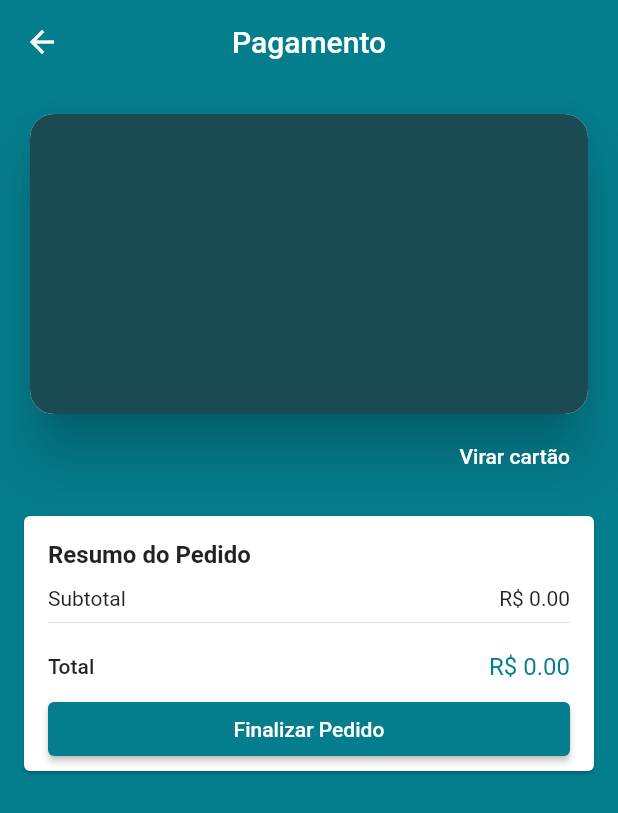
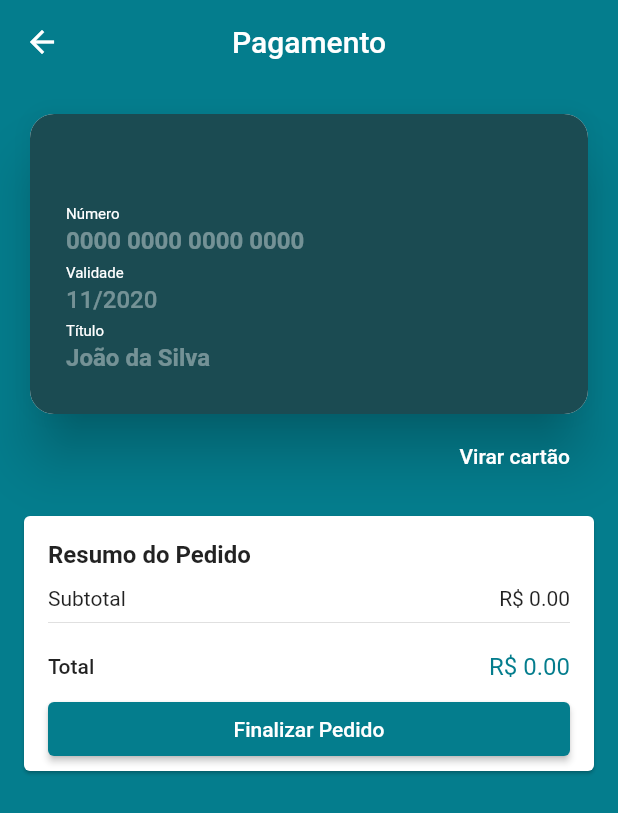
Before and after one commit to ed2aplicativos/game-store, a Flutter app: the CheckoutScreen screen opened by its route, on a phone screen of 412 x 824 dp. Shown: the top 813 px of the screen. Run offline on Flutter 3.47's test engine with Material 2 defaults, Android fonts, the phone set to English and light mode, and no system bars; drawn by our look-alikes of flip_card; our stand-ins replace brasil_fields, carousel_pro, cloud_firestore, dio, firebase_auth, firebase_storage and 8 more; missing offline and left inert: alphabet_list_scroll_view, flutter_facebook_login, map_launcher; accounts and stored records are empty.

Commit message:
Criando a Frente do Cartão

```diff
--- a/lib/screens/checkout/components/card_front.dart
+++ b/lib/screens/checkout/components/card_front.dart
@@ -1,4 +1,5 @@
 import 'package:flutter/material.dart';
+import 'package:new_game_store/screens/checkout/components/card_text_field.dart';
 
 class CardFront extends StatelessWidget {
   @override
@@ -10,6 +11,35 @@ class CardFront extends StatelessWidget {
       child: Container(
         height: 200,
         color: const Color(0xFF1B4B52),
+        padding: const EdgeInsets.all(24),
+        child: Row(
+          children: <Widget>[
+            Expanded(
+              child: Column(
+                mainAxisAlignment: MainAxisAlignment.end,
+                children: <Widget>[
+                  CardTextField(
+                    title: 'Número',
+                    hint: '0000 0000 0000 0000',
+                    textInputType: TextInputType.number,
+                    bold: true,
+                  ),
+                  CardTextField(
+                    title: 'Validade',
+                    hint: '11/2020',
+                    textInputType: TextInputType.number,
+                  ),
+                  CardTextField(
+                    title: 'Título',
+                    hint: 'João da Silva',
+                    textInputType: TextInputType.text,
+                    bold: true,
+                  ),
+                ],
+              ),
+            ),
+          ],
+        ),
       ),
     );
   }
--- /dev/null
+++ b/lib/screens/checkout/components/card_text_field.dart
@@ -0,0 +1,47 @@
+import 'package:flutter/material.dart';
+
+class CardTextField extends StatelessWidget {
+
+  CardTextField({this.title, this.bold = false, this.hint, this.textInputType});
+
+  final String title;
+  final bool bold;
+  final String hint;
+  final TextInputType textInputType;
+
+  @override
+  Widget build(BuildContext context) {
+    return Padding(
+      padding: const EdgeInsets.symmetric(vertical: 2),
+      child: Column(
+        crossAxisAlignment: CrossAxisAlignment.start,
+        children: <Widget>[
+          Text(
+            title,
+            style: TextStyle(
+                fontSize: 10,
+                fontWeight: FontWeight.w400,
+                color: Colors.white
+            ),
+          ),
+          TextFormField(
+            style: TextStyle(
+              color: Colors.white,
+              fontWeight: bold ? FontWeight.bold : FontWeight.w500,
+            ),
+            decoration: InputDecoration(
+                hintText: hint,
+                hintStyle: TextStyle(
+                    color: Colors.white.withAlpha(100)
+                ),
+                border: InputBorder.none,
+                isDense: true,
+                contentPadding: const EdgeInsets.symmetric(vertical: 2)
+            ),
+            keyboardType: textInputType,
+          ),
+        ],
+      ),
+    );
+  }
+}
```
